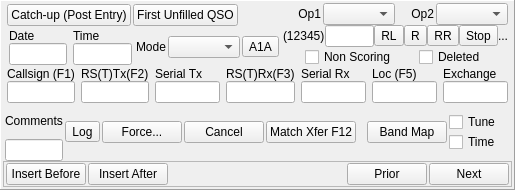
The window that mqt/MqtLogger/qsologframe.ui (zsteva/backup-minos2) describes before a commit, drawn with Qt 5.
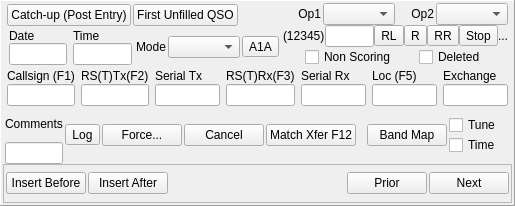
The same window after the commit.

Diff of the .ui file:
```diff
--- a/mqt/MqtLogger/qsologframe.ui
+++ b/mqt/MqtLogger/qsologframe.ui
@@ -6,8 +6,8 @@
    <rect>
     <x>0</x>
     <y>0</y>
-    <width>486</width>
-    <height>190</height>
+    <width>502</width>
+    <height>206</height>
    </rect>
   </property>
   <property name="windowTitle">
```
Left out of the diff: 9 changed lines with no effect on the pictures.
